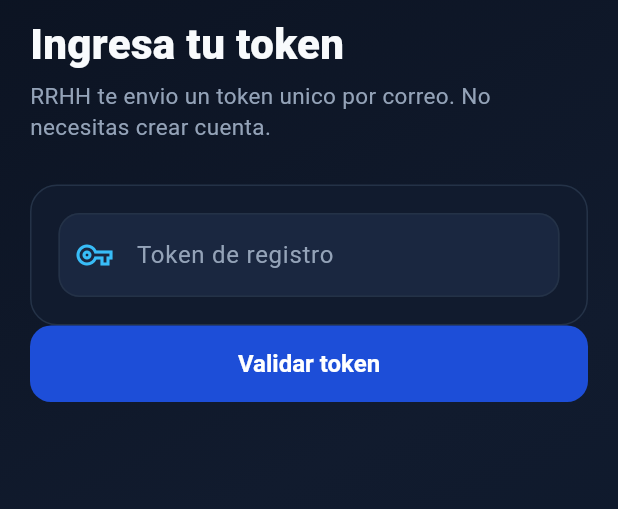
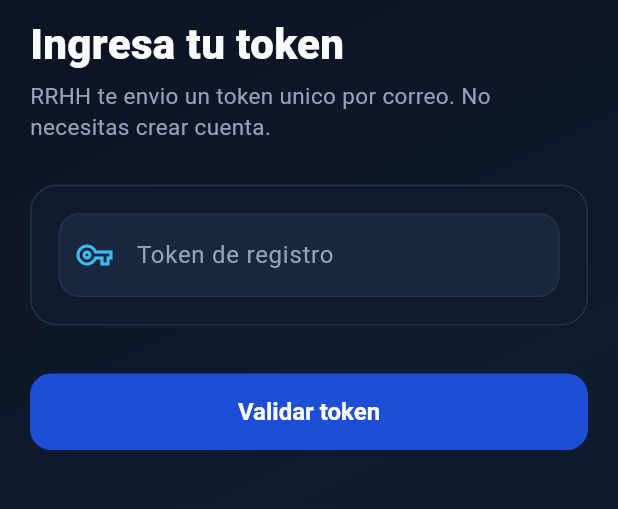
Before and after one commit to destruyer212/ia_facial, a Flutter app: the screen it shows after launch, on a phone screen of 412 x 824 dp, the part 147-656 px from its top. Run offline on Flutter 3.47's test engine with Material 3 defaults, Android fonts, the light colour scheme and no system bars; our stand-ins replace camera, permission_handler; missing offline and left inert: google_mlkit_commons, google_mlkit_face_detection.

Commit message:
fix: prepare mobile APK for VPS registration
Apunta el cliente Flutter al backend directo del VPS, evita endpoints protegidos en el flujo movil y corrige layout/tests de la pantalla de token antes de generar el APK release.

```diff
--- a/mobile/flutter_client/lib/config/api_config.dart
+++ b/mobile/flutter_client/lib/config/api_config.dart
@@ -1,5 +1,5 @@
 /// Backend en VPS Kamatera (produccion).
-const String kProductionApiBaseUrl = 'http://104.238.215.26';
+const String kProductionApiBaseUrl = 'http://104.238.215.26:8000';
 
 /// Solo emulador Android apuntando a uvicorn local en el PC.
 const String kLocalEmulatorApiBaseUrl = 'http://10.0.2.2:8000';
--- a/mobile/flutter_client/lib/main.dart
+++ b/mobile/flutter_client/lib/main.dart
@@ -6,7 +6,6 @@ import 'config/api_config.dart';
 import 'config/api_preferences.dart';
 import 'screens/confirmation_screen.dart';
 import 'screens/face_capture_screen.dart';
-import 'screens/liveness_challenge_screen.dart';
 import 'screens/token_screen.dart';
 import 'screens/worker_data_screen.dart';
 import 'theme/app_theme.dart';
@@ -52,7 +51,7 @@ class TokenRegistrationFlow extends StatefulWidget {
   State<TokenRegistrationFlow> createState() => _TokenRegistrationFlowState();
 }
 
-enum _RegistrationStep { token, workerData, liveness, capture, confirmation }
+enum _RegistrationStep { token, workerData, capture, confirmation }
 
 class _TokenRegistrationFlowState extends State<TokenRegistrationFlow> {
   static const _defaultBaseUrl = kProductionApiBaseUrl;
@@ -124,15 +123,6 @@ class _TokenRegistrationFlowState extends State<TokenRegistrationFlow> {
             _step = _RegistrationStep.confirmation;
           });
         },
-        onBack: () => setState(() => _step = _RegistrationStep.liveness),
-      );
-    }
-
-    if (_step == _RegistrationStep.liveness && _worker != null) {
-      return LivenessChallengeScreen(
-        apiClient: _apiClient,
-        workerName: _worker!['name'] as String? ?? 'Trabajador',
-        onPassed: () => setState(() => _step = _RegistrationStep.capture),
         onBack: () => setState(() => _step = _RegistrationStep.workerData),
       );
     }
@@ -140,7 +130,7 @@ class _TokenRegistrationFlowState extends State<TokenRegistrationFlow> {
     if (_step == _RegistrationStep.workerData && _worker != null) {
       return WorkerDataScreen(
         worker: _worker!,
-        onContinue: () => setState(() => _step = _RegistrationStep.liveness),
+        onContinue: () => setState(() => _step = _RegistrationStep.capture),
         onBack: _restart,
       );
     }
--- a/mobile/flutter_client/lib/screens/token_screen.dart
+++ b/mobile/flutter_client/lib/screens/token_screen.dart
@@ -155,7 +155,7 @@ class _TokenScreenState extends State<TokenScreen> {
               ),
             ),
           ],
-          const Spacer(),
+          const SizedBox(height: 32),
           FilledButton(
             onPressed: _loading ? null : _validate,
             child: _loading
--- a/mobile/flutter_client/lib/utils/camera_input_image.dart
+++ b/mobile/flutter_client/lib/utils/camera_input_image.dart
@@ -3,7 +3,6 @@ import 'dart:io';
 import 'package:camera/camera.dart';
 import 'package:flutter/services.dart';
 import 'package:google_mlkit_commons/google_mlkit_commons.dart';
-import 'dart:ui';
 
 final _orientations = {
   DeviceOrientation.portraitUp: 0,
```
Also changed, not shown: 1 other file.
